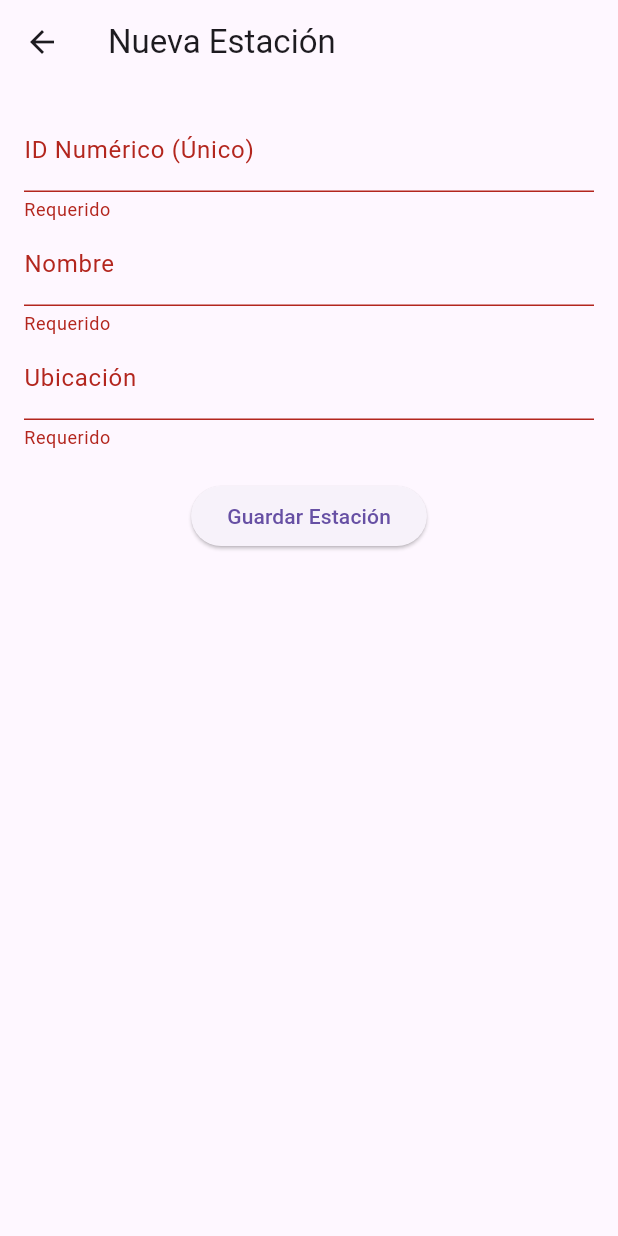
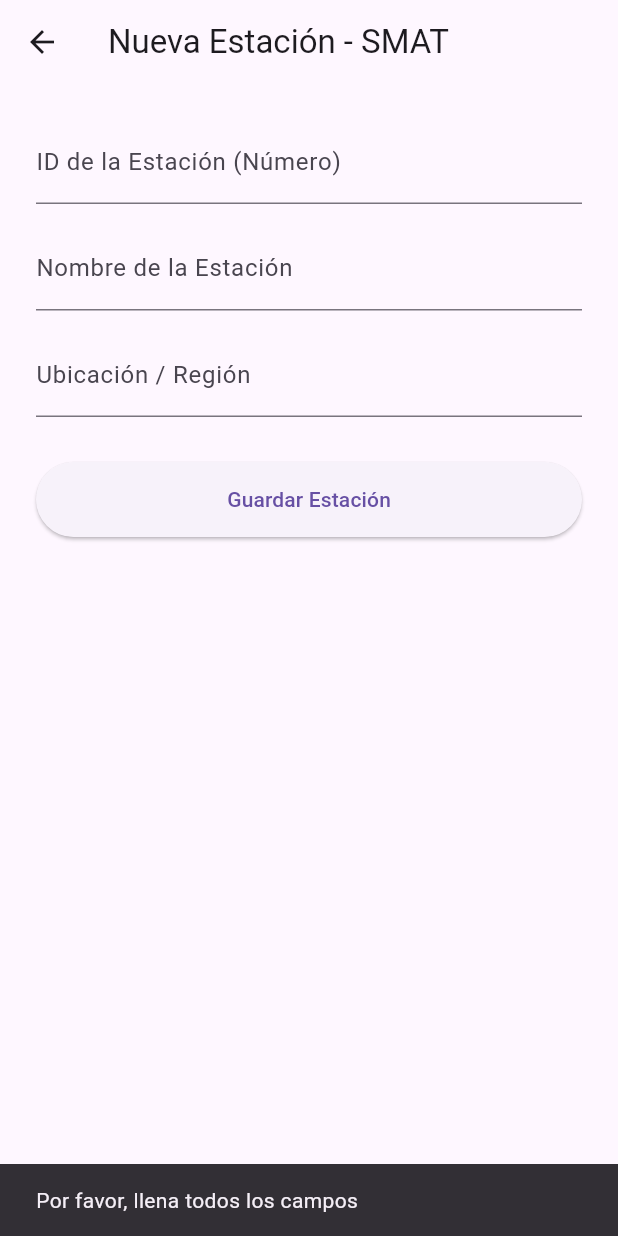
Before and after one commit to Mateoolo/Lab-sem2-DBP, a Flutter app: the AddEstacionScreen screen opened directly, after a tap on "Guardar Estación", on a phone screen of 412 x 824 dp. Run offline on Flutter 3.47's test engine with Material 3 defaults, Android fonts, the phone set to English and light mode, and no system bars; our stand-ins replace shared_preferences; accounts and stored records are empty.

Commit message:
Semana 6 final

```diff
--- a/mobile/lib/screens/add_estacion.dart
+++ b/mobile/lib/screens/add_estacion.dart
@@ -9,64 +9,74 @@ class AddEstacionScreen extends StatefulWidget {
 }
 
 class _AddEstacionScreenState extends State<AddEstacionScreen> {
-  final _formKey = GlobalKey<FormState>();
   final _idController = TextEditingController();
   final _nombreController = TextEditingController();
   final _ubicacionController = TextEditingController();
+  bool _isLoading = false;
 
-  void _guardar() async {
-    if (_formKey.currentState!.validate()) {
-      bool success = await ApiService().crearEstacion(
-        int.parse(_idController.text),
-        _nombreController.text,
-        _ubicacionController.text,
+  void _guardarEstacion() async {
+    if (_idController.text.isEmpty || _nombreController.text.isEmpty || _ubicacionController.text.isEmpty) {
+      ScaffoldMessenger.of(context).showSnackBar(
+        const SnackBar(content: Text('Por favor, llena todos los campos')),
       );
+      return;
+    }
 
-      if (success) {
-        if (mounted) Navigator.pop(context, true);
-      } else {
-        if (mounted) {
+    setState(() => _isLoading = true);
+
+    // Parseamos el ID a número entero obligatoriamente
+    int id = int.parse(_idController.text.trim());
+    String nombre = _nombreController.text.trim();
+    String ubicacion = _ubicacionController.text.trim();
+
+    bool exito = await ApiService().crearEstacion(id, nombre, ubicacion);
+
+    setState(() => _isLoading = false);
+
+    if (exito && mounted) {
       ScaffoldMessenger.of(context).showSnackBar(
-            const SnackBar(content: Text('Error: No autorizado o Token expirado')),
+        const SnackBar(content: Text('Estación registrada con éxito en la DB')),
       );
-        }
-      }
+      Navigator.pop(context, true); // Regresa al HomePage y le avisa que recargue la lista
+    } else if (mounted) {
+      ScaffoldMessenger.of(context).showSnackBar(
+        const SnackBar(content: Text('Error: No autorizado o formato inválido')),
+      );
     }
   }
 
   @override
   Widget build(BuildContext context) {
     return Scaffold(
-      appBar: AppBar(title: const Text('Nueva Estación')),
-      body: Form(
-        key: _formKey,
-        child: Padding(
-          padding: const EdgeInsets.all(16.0),
+      appBar: AppBar(title: const Text('Nueva Estación - SMAT')),
+      body: Padding(
+        padding: const EdgeInsets.all(24.0),
         child: Column(
           children: [
-              TextFormField(
+            TextField(
               controller: _idController,
-                decoration: const InputDecoration(labelText: 'ID Numérico (Único)'),
               keyboardType: TextInputType.number,
-                validator: (v) => v!.isEmpty ? 'Requerido' : null,
+              decoration: const InputDecoration(labelText: 'ID de la Estación (Número)'),
             ),
-              TextFormField(
+            const SizedBox(height: 15),
+            TextField(
               controller: _nombreController,
-                decoration: const InputDecoration(labelText: 'Nombre'),
-                validator: (v) => v!.isEmpty ? 'Requerido' : null,
+              decoration: const InputDecoration(labelText: 'Nombre de la Estación'),
             ),
-              TextFormField(
+            const SizedBox(height: 15),
+            TextField(
               controller: _ubicacionController,
-                decoration: const InputDecoration(labelText: 'Ubicación'),
-                validator: (v) => v!.isEmpty ? 'Requerido' : null,
+              decoration: const InputDecoration(labelText: 'Ubicación / Región'),
             ),
-              const SizedBox(height: 20),
-              ElevatedButton(
-                onPressed: _guardar,
+            const SizedBox(height: 30),
+            _isLoading
+                ? const CircularProgressIndicator()
+                : ElevatedButton(
+                    style: ElevatedButton.styleFrom(minimumSize: const Size.fromHeight(50)),
+                    onPressed: _guardarEstacion,
                     child: const Text('Guardar Estación'),
-              )
+                  ),
           ],
-          ),
         ),
       ),
     );
```
Also changed, not shown: mobile/lib/api_service.dart (+63 -5 lines), mobile/lib/screens/home_page.dart (+110 -9 lines), 2 other files. Lines whose indentation alone changed are shown as unchanged.
